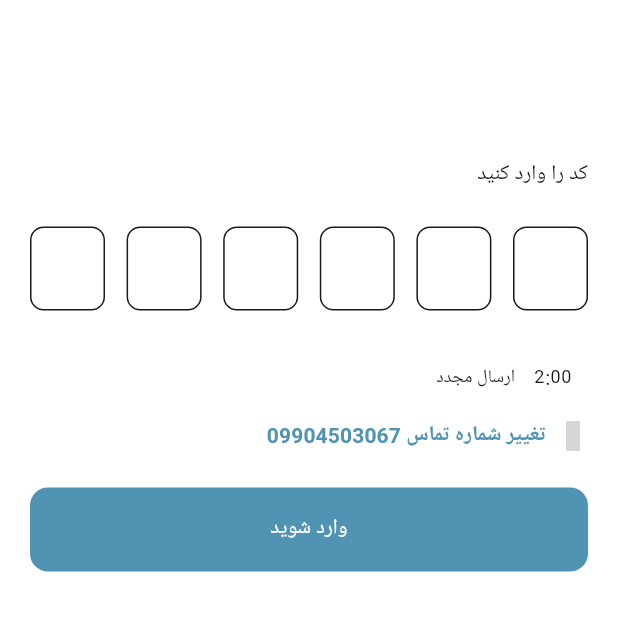
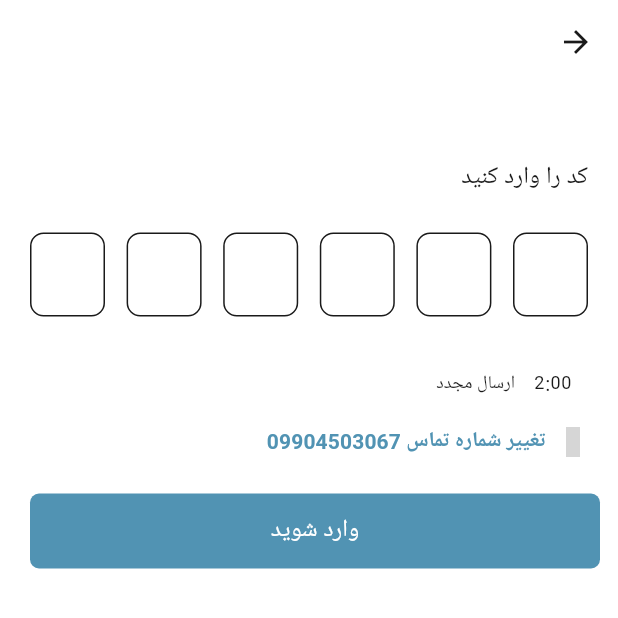
Before and after one commit to hamidmehranfar/kanaf, a Flutter app: the OtpScreen screen opened directly, on a phone screen of 412 x 824 dp, the top half of it. Run offline on Flutter 3.47's test engine with Material 3 defaults, Android fonts, the phone set to English and light mode, and no system bars; drawn by our look-alikes of pin_code_fields; our stand-ins replace carousel_slider, flutter_spinkit, get, iconsax, infinite_scroll_pagination, shimmer; grey boxes are pictures that could not be loaded.

Commit message:
add some details

```diff
--- a/lib/main.dart
+++ b/lib/main.dart
@@ -48,7 +48,7 @@ class MyApp extends StatelessWidget {
         fontFamily: "Kalameh",
       ),
       locale: const Locale("fa"),
-      home: const OtpScreen(),
+      home: const MainScreen(),
     );
   }
 }
--- a/lib/screens/authentication/otp_screen.dart
+++ b/lib/screens/authentication/otp_screen.dart
@@ -4,6 +4,7 @@ import 'package:get/get.dart';
 import 'package:iconsax/iconsax.dart';
 import 'package:kanaf/controllers/size_controller.dart';
 import 'package:kanaf/global_configs.dart';
+import 'package:kanaf/widgets/authentication_bottom_sheet.dart';
 import 'package:pin_code_fields/pin_code_fields.dart';
 
 class OtpScreen extends StatefulWidget {
@@ -37,7 +38,7 @@ class _OtpScreenState extends State<OtpScreen> {
                     const SizedBox(height: 50),
                     Text(
                       "کد را وارد کنید",
-                      style: theme.textTheme.titleSmall,
+                      style: theme.textTheme.titleMedium,
                     ),
                     const SizedBox(height: 24),
                     //pin code
@@ -126,37 +127,16 @@ class _OtpScreenState extends State<OtpScreen> {
                     ),
                     const SizedBox(height: 24),
                     //login button
-                    SizedBox(
-                      width: SizeController.width,
-                      height: 56,
-                      child: FilledButton(
-
-                        onPressed: isLoading ? null : (){
-
-                        },
-                        style: FilledButton.styleFrom(
-                          shape: RoundedRectangleBorder(
-                            borderRadius: globalBorderRadius * 2
-                          )
-                        ),
-                        child: isLoading
-                            ? SpinKitThreeBounce(
-                          color: theme.colorScheme.primary,
-                          size: 20,
-                        )
-                            : Text(
-                          "وارد شوید",
-                          style: theme.textTheme.titleSmall!.copyWith(
-                            color: theme.colorScheme.onPrimary,
-                          ),
-                        ),
-                      ),
+                    AuthenticationBottomSheet(
+                      isLoading: isLoading,
+                      onTap: (){},
                     ),
                   ],
                 ),
               ),
             ),
-          )),
+          ),
+      ),
     );
   }
 }
--- a/lib/screens/main_screen.dart
+++ b/lib/screens/main_screen.dart
@@ -134,7 +134,7 @@ class _MainScreenState extends State<MainScreen> {
         },
         selectedFontSize: 12,
         unselectedFontSize: 12,
-        backgroundColor: Color(0xFFCAD8DC),
+        backgroundColor: const Color(0xFFCAD8DC),
         selectedItemColor: theme.colorScheme.onSurface,
         unselectedItemColor: theme.colorScheme.inverseSurface,
       )
--- a/lib/widgets/authentication_bottom_sheet.dart
+++ b/lib/widgets/authentication_bottom_sheet.dart
@@ -26,7 +26,7 @@ class AuthenticationBottomSheet extends StatelessWidget {
             shape: RoundedRectangleBorder(
               borderRadius: globalBorderRadius,
             ),
-            fixedSize: Size((SizeController.width ?? 100) - 32, 40)
+            fixedSize: Size((SizeController.width ?? 100) - 32, 50)
           ),
           child:
             isLoading ? SizedBox(
```
